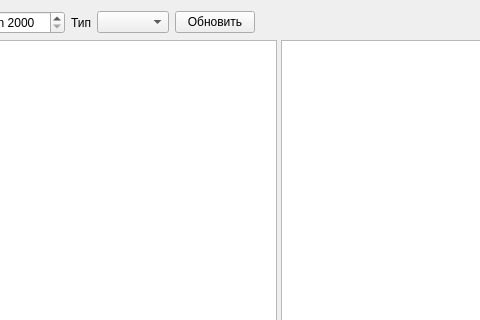
Sergeyego/warehouse, file formaccnaklwire.ui: the form before one commit; both pictures show x 179 to 659 and y 0 to 320 of the 916 by 647 pixel window.
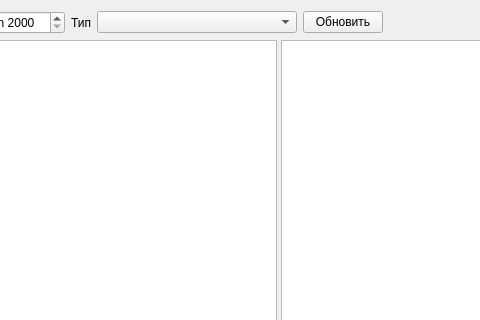
The form after the commit. Custom widgets are drawn as their Qt base class.

The edit to the form file:
```diff
--- a/formaccnaklwire.ui
+++ b/formaccnaklwire.ui
@@ -44,7 +44,14 @@
       </widget>
      </item>
      <item>
-      <widget class="DbComboBox" name="comboBoxType"/>
+      <widget class="DbComboBox" name="comboBoxType">
+       <property name="minimumSize">
+        <size>
+         <width>200</width>
+         <height>0</height>
+        </size>
+       </property>
+      </widget>
      </item>
      <item>
       <widget class="QPushButton" name="pushButtonUpd">
```
